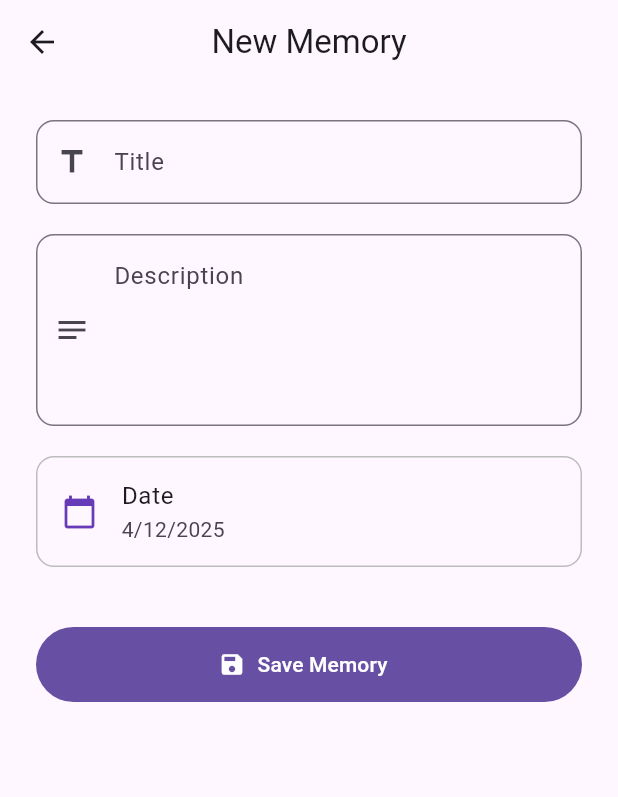
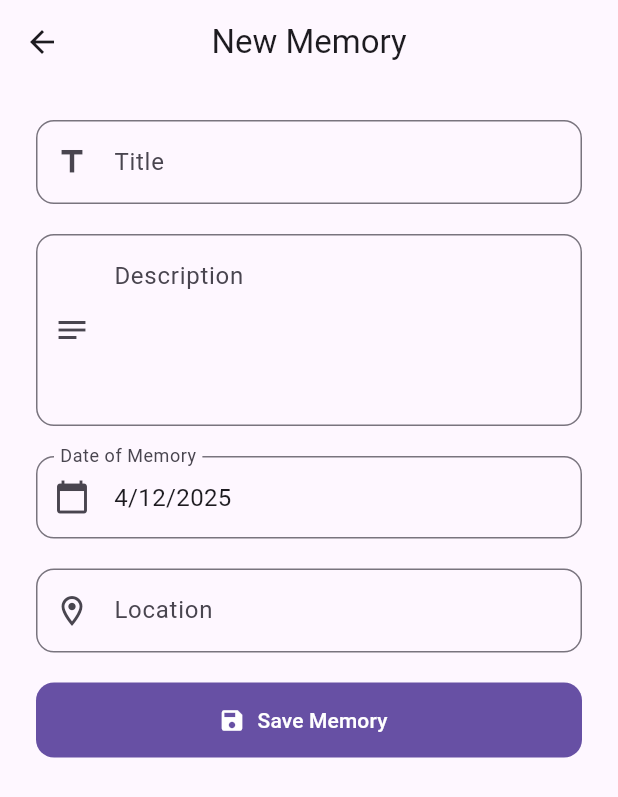
Before and after one commit to GonzhaI/couple-timeline-app, a Flutter app: the screen it shows once a user with an empty profile is signed in, after a tap on the "add" icon, on a phone screen of 412 x 824 dp. Shown: the top 797 px of the screen. Run offline on Flutter 3.47's test engine with Material 3 defaults, Android fonts, the light colour scheme and no system bars; our stand-ins replace cloud_firestore, firebase_auth, firebase_core; accounts and stored records are empty.

Commit message:
Feat: Funcionalidad para crear y guardar recuerdos

```diff
--- a/lib/screens/add_memory_screen.dart
+++ b/lib/screens/add_memory_screen.dart
@@ -1,7 +1,10 @@
 import 'package:flutter/material.dart';
+import 'package:couple_timeline/services/database_service.dart';
+import 'package:couple_timeline/l10n/app_localizations.dart';
 
 class AddMemoryScreen extends StatefulWidget {
-  const AddMemoryScreen({super.key});
+  final String coupleId;
+  const AddMemoryScreen({super.key, required this.coupleId});
 
   @override
   State<AddMemoryScreen> createState() => _AddMemoryScreenState();
@@ -10,18 +13,78 @@ class AddMemoryScreen extends StatefulWidget {
 class _AddMemoryScreenState extends State<AddMemoryScreen> {
   final _titleController = TextEditingController();
   final _descController = TextEditingController();
+  final _locationController = TextEditingController();
+
+  DateTime _selectedDate = DateTime.now();
+  bool _isLoading = false;
+
+  // Function to open date picker
+  Future<void> _pickDate() async {
+    final DateTime? picked = await showDatePicker(
+      context: context,
+      initialDate: _selectedDate,
+      firstDate: DateTime(1900),
+      lastDate: DateTime.now(),
+    );
+    if (picked != null && picked != _selectedDate) {
+      setState(() {
+        _selectedDate = picked;
+      });
+    }
+  }
+
+  // Function to save memory
+  Future<void> _saveMemory() async {
+    if (_titleController.text.trim().isEmpty) {
+      ScaffoldMessenger.of(context).showSnackBar(SnackBar(content: Text('Please enter a title for the memory.')));
+      return;
+    }
+
+    setState(() {
+      _isLoading = true;
+    });
+
+    try {
+      await DatabaseService().addMemory(
+        coupleId: widget.coupleId,
+        title: _titleController.text.trim(),
+        description: _descController.text.trim(),
+        date: _selectedDate,
+        location: _locationController.text.trim(),
+      );
+
+      if (mounted) {
+        Navigator.pop(context);
+        ScaffoldMessenger.of(context).showSnackBar(const SnackBar(content: Text('Memory saved successfully!')));
+      }
+    } catch (e) {
+      if (mounted) {
+        setState(() {
+          _isLoading = false;
+        });
+        ScaffoldMessenger.of(context).showSnackBar(SnackBar(content: Text('Error saving memory: $e')));
+      }
+    } finally {
+      setState(() {
+        _isLoading = false;
+      });
+    }
+  }
 
   @override
   Widget build(BuildContext context) {
+    final dateString = '${_selectedDate.day}/${_selectedDate.month}/${_selectedDate.year}';
+
     return Scaffold(
       appBar: AppBar(title: const Text("New Memory"), centerTitle: true),
       body: SingleChildScrollView(
         padding: const EdgeInsets.all(24.0),
         child: Column(
           children: [
-            // Title TextField
+            // TITLE
             TextField(
               controller: _titleController,
+              textCapitalization: TextCapitalization.sentences,
               decoration: InputDecoration(
                 labelText: 'Title',
                 border: OutlineInputBorder(borderRadius: BorderRadius.circular(12.0)),
@@ -30,7 +93,7 @@ class _AddMemoryScreenState extends State<AddMemoryScreen> {
             ),
             const SizedBox(height: 20),
 
-            // Description TextField
+            // DESCRIPTION
             TextField(
               controller: _descController,
               maxLines: 4,
@@ -43,30 +106,48 @@ class _AddMemoryScreenState extends State<AddMemoryScreen> {
             ),
             const SizedBox(height: 20),
 
-            // Date Picker
-            ListTile(
-              shape: RoundedRectangleBorder(
-                borderRadius: BorderRadius.circular(12.0),
-                side: BorderSide(color: Colors.grey.shade400),
+            // DATE
+            InkWell(
+              onTap: _pickDate,
+              borderRadius: BorderRadius.circular(12.0),
+              child: InputDecorator(
+                decoration: InputDecoration(
+                  labelText: 'Date of Memory',
+                  border: OutlineInputBorder(borderRadius: BorderRadius.circular(12.0)),
+                  prefixIcon: const Icon(Icons.calendar_today),
+                ),
+                child: Text(dateString, style: const TextStyle(fontSize: 16)),
               ),
-              leading: const Icon(Icons.calendar_today, color: Colors.deepPurple),
-              title: const Text('Date'),
-              subtitle: Text('${DateTime.now().day}/${DateTime.now().month}/${DateTime.now().year}'),
-              onTap: () {
-                // Date picker logic here
-              },
             ),
-            const SizedBox(height: 40),
+            const SizedBox(height: 20),
 
-            // Save Button
+            // LOCATION
+            TextField(
+              controller: _locationController,
+              textCapitalization: TextCapitalization.sentences,
+              decoration: InputDecoration(
+                labelText: 'Location',
+                border: OutlineInputBorder(borderRadius: BorderRadius.circular(12.0)),
+                prefixIcon: const Icon(Icons.location_on_outlined),
+              ),
+            ),
+            const SizedBox(height: 20),
+
+            // SAVE BUTTON
             FilledButton.icon(
-              onPressed: () {
-                // Pendient Logic
-                Navigator.pop(context);
-              },
-              icon: const Icon(Icons.save),
-              label: const Text('Save Memory'),
-              style: FilledButton.styleFrom(minimumSize: const Size(double.infinity, 50)),
+              onPressed: _isLoading ? null : _saveMemory,
+              icon: _isLoading
+                  ? const SizedBox(
+                      width: 20,
+                      height: 20,
+                      child: CircularProgressIndicator(strokeWidth: 2, color: Colors.white),
+                    )
+                  : const Icon(Icons.save),
+              label: Text(_isLoading ? 'Saving...' : 'Save Memory'),
+              style: FilledButton.styleFrom(
+                minimumSize: const Size(double.infinity, 50),
+                shape: RoundedRectangleBorder(borderRadius: BorderRadius.circular(12)),
+              ),
             ),
           ],
         ),
--- a/lib/screens/home_screen.dart
+++ b/lib/screens/home_screen.dart
@@ -44,8 +44,8 @@ class HomeScreen extends StatelessWidget {
           if (coupleId == null) {
             return PairingScreen(myInviteCode: inviteCode);
           } else {
-            // If paired, show couple timeline placeholder
-            return Center(
+            return Scaffold(
+              body: Center(
                 child: Column(
                   mainAxisAlignment: MainAxisAlignment.center,
                   children: [
@@ -56,19 +56,18 @@ class HomeScreen extends StatelessWidget {
                     Text(coupleId, style: const TextStyle(fontWeight: FontWeight.bold)),
                   ],
                 ),
+              ),
+              // FLOATING ACTION BUTTON
+              floatingActionButton: FloatingActionButton(
+                onPressed: () {
+                  Navigator.push(context, MaterialPageRoute(builder: (context) => AddMemoryScreen(coupleId: coupleId)));
+                },
+                child: const Icon(Icons.add),
+              ),
             );
           }
         },
       ),
-
-      // Floating action button to add new timeline events (to be implemented)
-      floatingActionButton: FloatingActionButton(
-        onPressed: () {
-          Navigator.push(context, MaterialPageRoute(builder: (context) => const AddMemoryScreen()));
-        },
-        backgroundColor: Colors.deepPurple,
-        child: const Icon(Icons.add, color: Colors.white),
-      ),
     );
   }
 }
```
Also changed, not shown: lib/services/database_service.dart (+24 -0 lines). Lines whose indentation alone changed are shown as unchanged.
